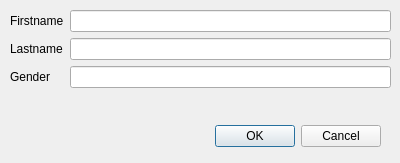
Old version of the form app/addEditWindow.ui in the repository AlperROzkan/FamTree.
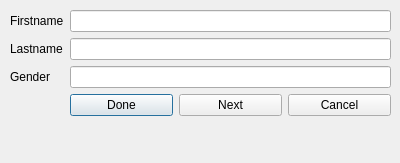
New version of the form.

What changed in the file:
```diff
--- a/app/addEditWindow.ui
+++ b/app/addEditWindow.ui
@@ -13,29 +13,13 @@
   <property name="windowTitle">
    <string>Add/Edit Person</string>
   </property>
-  <widget class="QDialogButtonBox" name="buttonBox">
-   <property name="geometry">
-    <rect>
-     <x>40</x>
-     <y>120</y>
-     <width>341</width>
-     <height>32</height>
-    </rect>
-   </property>
-   <property name="orientation">
-    <enum>Qt::Horizontal</enum>
-   </property>
-   <property name="standardButtons">
-    <set>QDialogButtonBox::Cancel|QDialogButtonBox::Ok</set>
-   </property>
-  </widget>
   <widget class="QWidget" name="formLayoutWidget">
    <property name="geometry">
     <rect>
      <x>10</x>
      <y>10</y>
      <width>381</width>
-     <height>101</height>
+     <height>141</height>
     </rect>
    </property>
    <layout class="QFormLayout" name="formLayout">
@@ -69,6 +53,31 @@
     <item row="2" column="1">
      <widget class="QLineEdit" name="genderEdit"/>
     </item>
+    <item row="3" column="1">
+     <layout class="QHBoxLayout" name="horizontalLayout">
+      <item>
+       <widget class="QPushButton" name="done">
+        <property name="text">
+         <string>Done</string>
+        </property>
+       </widget>
+      </item>
+      <item>
+       <widget class="QPushButton" name="next">
+        <property name="text">
+         <string>Next</string>
+        </property>
+       </widget>
+      </item>
+      <item>
+       <widget class="QPushButton" name="cancel">
+        <property name="text">
+         <string>Cancel</string>
+        </property>
+       </widget>
+      </item>
+     </layout>
+    </item>
    </layout>
   </widget>
  </widget>
```
Left out of the diff: 65 changed lines with no effect on the pictures.
